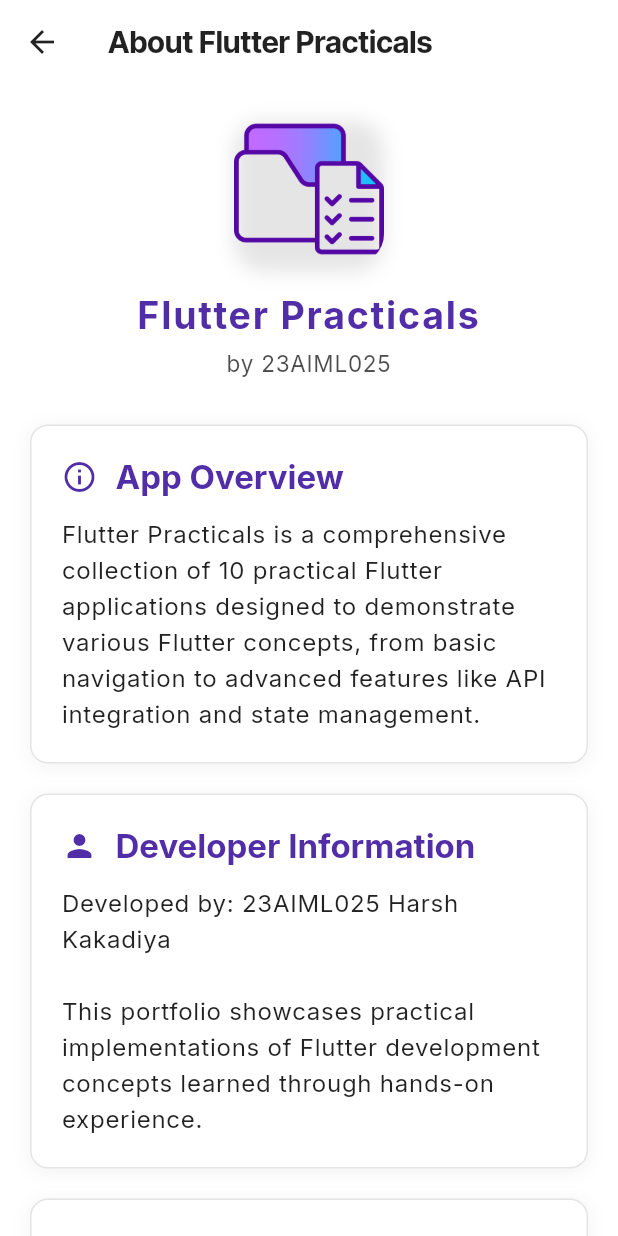
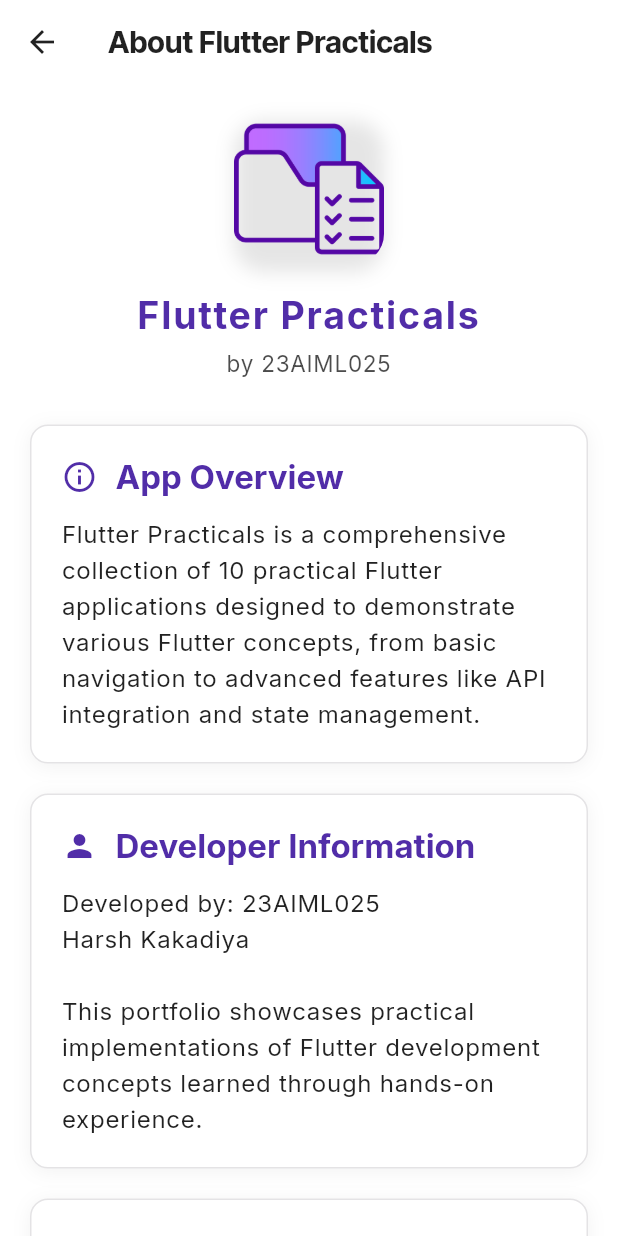
Before and after one commit to harsh-kakadiya1/flutter-practical, a Flutter app: the screen it shows after launch, after a tap on the "info outline" icon, on a phone screen of 412 x 824 dp. Run offline on Flutter 3.47's test engine with Material 3 defaults, Android fonts, the light colour scheme and no system bars; our stand-ins replace google_fonts, shared_preferences.

Commit message:
Refactor UI components for improved layout and styling
- Adjusted child aspect ratios in HomePage for better grid responsiveness across different screen sizes.
- Updated text styles in _PracticalGridCard for consistency and enhanced readability.
- Modified InfoPage layout to improve text presentation and added overflow handling for better user experience.

```diff
--- a/lib/main.dart
+++ b/lib/main.dart
@@ -484,19 +484,19 @@ class HomePage extends StatelessWidget {
                     if (constraints.maxWidth > 1200) {
                       // Large desktop screens
                       crossAxisCount = 4;
-                      childAspectRatio = 0.9;
+                      childAspectRatio = 0.75;
                     } else if (constraints.maxWidth > 800) {
                       // Tablets and small desktop
                       crossAxisCount = 3;
-                      childAspectRatio = 0.88;
+                      childAspectRatio = 0.7;
                     } else if (constraints.maxWidth > 600) {
                       // Large phones in landscape
                       crossAxisCount = 2;
-                      childAspectRatio = 0.85;
+                      childAspectRatio = 0.65;
                     } else {
                       // Regular phones
                       crossAxisCount = 2;
-                      childAspectRatio = 0.85;
+                      childAspectRatio = 0.6;
                     }
 
                     return GridView.builder(
@@ -599,22 +599,24 @@ class _PracticalGridCard extends StatelessWidget {
               const SizedBox(height: 8),
               Text(
                 'Practical ${practical.id}',
-                style: Theme.of(context).textTheme.titleMedium?.copyWith(
+                style: Theme.of(context).textTheme.titleLarge?.copyWith(
                   fontWeight: FontWeight.w600,
                   color: Theme.of(context).colorScheme.primary,
+                  fontSize: 18,
                 ),
               ),
               const SizedBox(height: 8),
               Expanded(
                 child: Text(
                   practical.name,
-                  style: Theme.of(context).textTheme.bodySmall?.copyWith(
+                  style: Theme.of(context).textTheme.bodyMedium?.copyWith(
                     color: Theme.of(
                       context,
-                    ).colorScheme.onSurface.withAlpha((255 * 0.7).round()),
-                    height: 1.3,
+                    ).colorScheme.onSurface.withAlpha((255 * 0.8).round()),
+                    height: 1.4,
+                    fontSize: 14,
                   ),
-                  maxLines: 2,
+                  maxLines: 3,
                   overflow: TextOverflow.ellipsis,
                 ),
               ),
@@ -663,6 +665,7 @@ class _PracticalGridCard extends StatelessWidget {
                     style: Theme.of(context).textTheme.labelLarge?.copyWith(
                       fontWeight: FontWeight.w600,
                       color: practical.accentColor,
+                      fontSize: 13,
                     ),
                   ),
                 ),
--- a/lib/pages/info_page.dart
+++ b/lib/pages/info_page.dart
@@ -44,7 +44,7 @@ class InfoPage extends StatelessWidget {
               context,
               'Developer Information',
               Icons.person,
-              'Developed by: 23AIML025 Harsh Kakadiya\n\nThis portfolio showcases practical implementations of Flutter development concepts learned through hands-on experience.',
+              'Developed by: 23AIML025\nHarsh Kakadiya\n\nThis portfolio showcases practical implementations of Flutter development concepts learned through hands-on experience.',
             ),
 
             const SizedBox(height: 20.0),
@@ -156,6 +156,7 @@ class InfoPage extends StatelessWidget {
       ),
       child: Column(
         crossAxisAlignment: CrossAxisAlignment.start,
+        mainAxisSize: MainAxisSize.min,
         children: <Widget>[
           Row(
             children: <Widget>[
@@ -165,11 +166,13 @@ class InfoPage extends StatelessWidget {
                 size: 24.0,
               ),
               const SizedBox(width: 12.0),
-              Text(
-                title,
-                style: Theme.of(context).textTheme.titleLarge?.copyWith(
-                  fontWeight: FontWeight.bold,
-                  color: Theme.of(context).colorScheme.primary,
+              Expanded(
+                child: Text(
+                  title,
+                  style: Theme.of(context).textTheme.titleLarge?.copyWith(
+                    fontWeight: FontWeight.bold,
+                    color: Theme.of(context).colorScheme.primary,
+                  ),
                 ),
               ),
             ],
@@ -181,6 +184,9 @@ class InfoPage extends StatelessWidget {
               color: Theme.of(context).colorScheme.onSurface,
               height: 1.5,
             ),
+            textAlign: TextAlign.left,
+            softWrap: true,
+            overflow: TextOverflow.visible,
           ),
         ],
       ),
```
